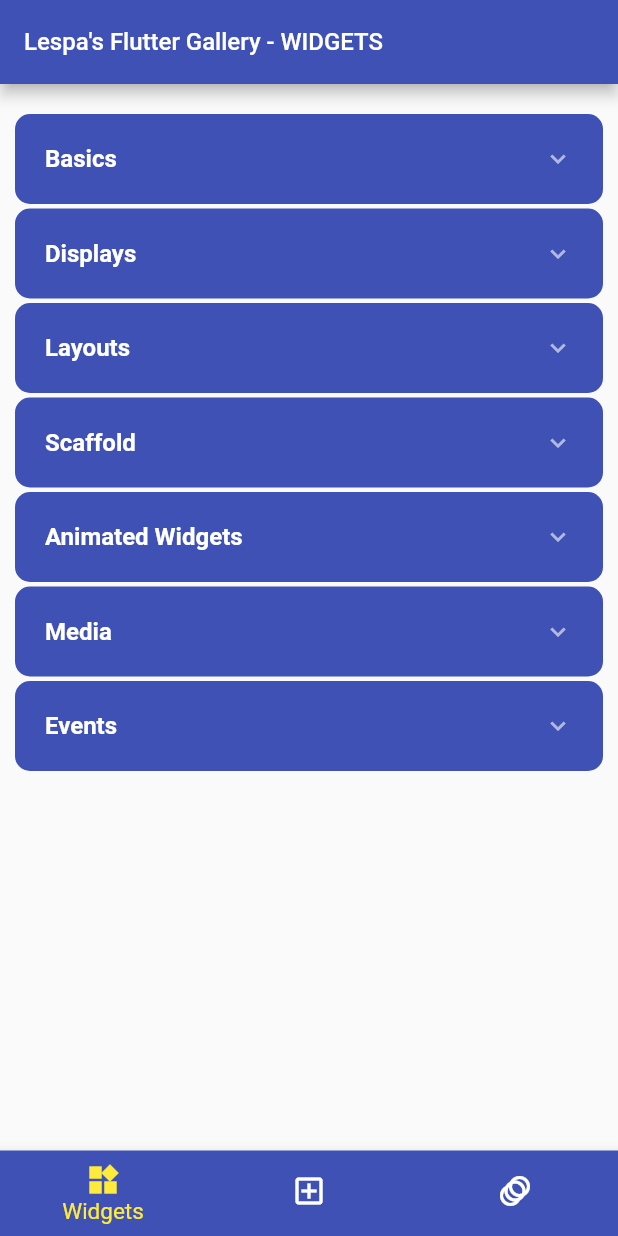
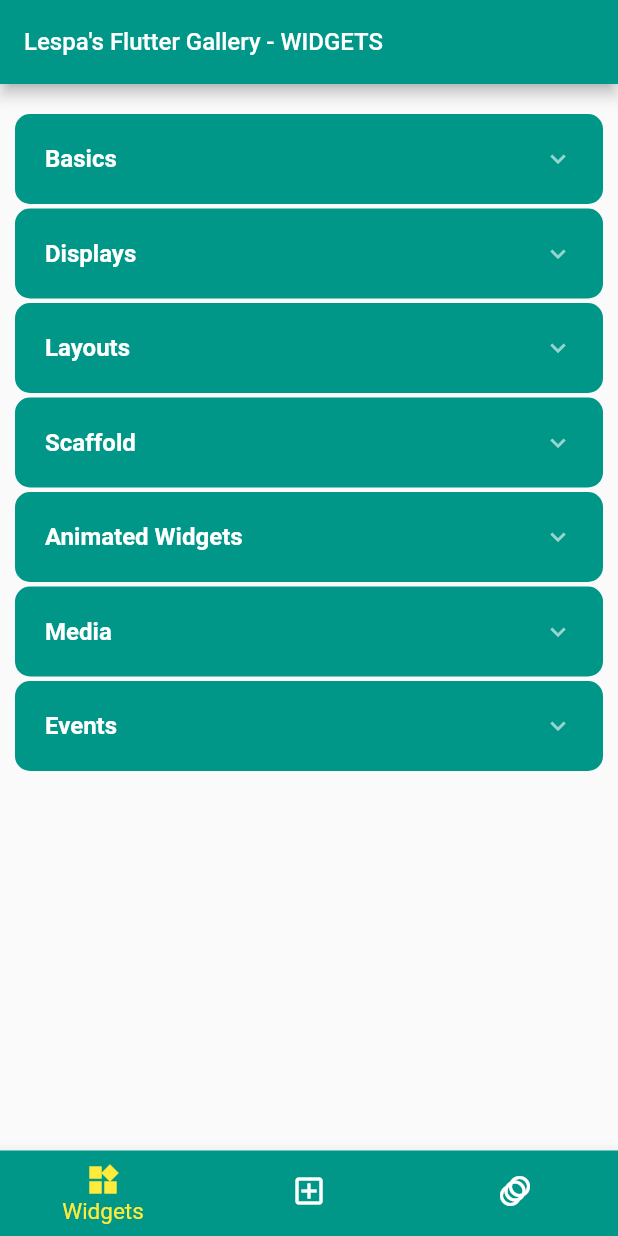
Before and after one commit to MLesky/Lespa-s-Flutter-Gallery, a Flutter app: the screen it shows after launch, on a phone screen of 412 x 824 dp. Run offline on Flutter 3.47's test engine with Material 2 defaults, Android fonts, the phone set to English and light mode, and no system bars; drawn by our look-alikes of accordion; our stand-ins replace flutter_spinkit, go_router, image_picker, syncfusion_flutter_sliders, video_player, youtube_player_iframe.

Commit message:
Flutter theme

```diff
--- a/lib/components/scaffold_with_bottom_nav_bar.dart
+++ b/lib/components/scaffold_with_bottom_nav_bar.dart
@@ -50,7 +50,7 @@ class _ScaffoldWithBottomNavBarState extends State<ScaffoldWithBottomNavBar> {
         ],
         onTap: (index) => trying(context, index),
         type: BottomNavigationBarType.fixed,
-        backgroundColor: Colors.indigo,
+        backgroundColor: Theme.of(context).primaryColor,
         selectedItemColor: Colors.yellow,
         unselectedItemColor: Colors.white,
         selectedFontSize: 15.0,
--- a/lib/main.dart
+++ b/lib/main.dart
@@ -19,6 +19,7 @@ import 'package:my_flutter_gallery/pages/widgets/animated_position.dart';
 import 'package:my_flutter_gallery/pages/widgets/fade_in_image.dart';
 import 'package:my_flutter_gallery/pages/widgets/flutter_buttons.dart';
 import 'package:my_flutter_gallery/pages/widgets/flutter_tabs.dart';
+import 'package:my_flutter_gallery/pages/widgets/flutter_theme.dart';
 import 'package:my_flutter_gallery/pages/widgets/hero_widget.dart';
 import 'package:my_flutter_gallery/pages/widgets/layout_builder.dart';
 import 'package:my_flutter_gallery/pages/widgets/navigation_drawer.dart';
@@ -44,7 +45,7 @@ class MyApp extends StatelessWidget {
     return MaterialApp.router(
       title: 'Flutter Demo',
       theme: ThemeData(
-        primarySwatch: Colors.indigo,
+        primarySwatch: Colors.teal,
       ),
       routerConfig: routes,
     );
@@ -133,7 +134,11 @@ GoRouter routes = GoRouter(initialLocation: '/widgets', routes: [
           GoRoute(
             path: 'flutter-tabs',
             builder: (context, state) => const FlutterTabsExample(),
-          )
+          ),
+          GoRoute(
+            path: 'flutter-theme',
+            builder: (context, state) => const FlutterThemeExample(),
+          ),
         ],
       ),
       GoRoute(
--- a/lib/pages/widgets.dart
+++ b/lib/pages/widgets.dart
@@ -71,4 +71,5 @@ List<Map<String, String>> scaffoldExamples = [
   {'title': 'Scaffold Navigation Drawer', 'path': '/widgets/nav-drawer'},
   {'title': 'Scaffold SnackBar', 'path': '/widgets/scaffold-snack-bar'},
   {'title': 'Tap Bar', 'path': '/widgets/flutter-tabs'},
+  {'title': 'Flutter Theme', 'path': '/widgets/flutter-themes'},
 ];
```
Also changed, not shown: lib/pages/widgets/flutter_theme.dart (added, +34 -0 lines).
